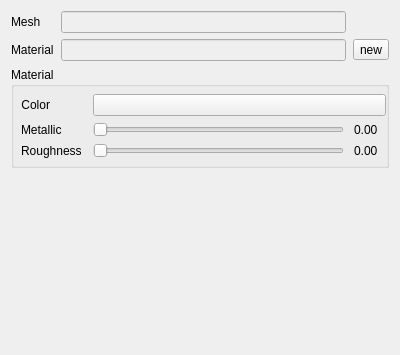
Before: the Qt Designer form src/editor/propertieswidgets/modelpropertywidget.ui in frame-r/RenderMaster, drawn with Qt 5.
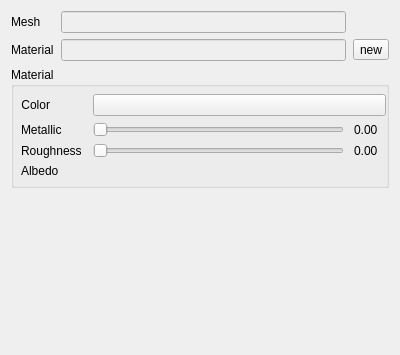
After: the same form once the commit is applied. Custom widgets are drawn as their Qt base class.

Commit message: texture widget

```diff
--- a/src/editor/propertieswidgets/modelpropertywidget.ui
+++ b/src/editor/propertieswidgets/modelpropertywidget.ui
@@ -201,6 +201,16 @@
         </item>
        </layout>
       </item>
+      <item row="3" column="0">
+       <widget class="QLabel" name="label_3">
+        <property name="text">
+         <string>Albedo</string>
+        </property>
+       </widget>
+      </item>
+      <item row="3" column="1">
+       <widget class="TextureLineEdit" name="albedo_tw" native="true"/>
+      </item>
      </layout>
     </widget>
    </item>
@@ -230,6 +240,12 @@
    <extends>QLineEdit</extends>
    <header>../../src/editor/mylineedit.h</header>
   </customwidget>
+  <customwidget>
+   <class>TextureLineEdit</class>
+   <extends>QWidget</extends>
+   <header location="global">../../src/editor/texturelineedit.h</header>
+   <container>1</container>
+  </customwidget>
  </customwidgets>
  <resources/>
  <connections/>
```
The commit also changes 4 other files.
